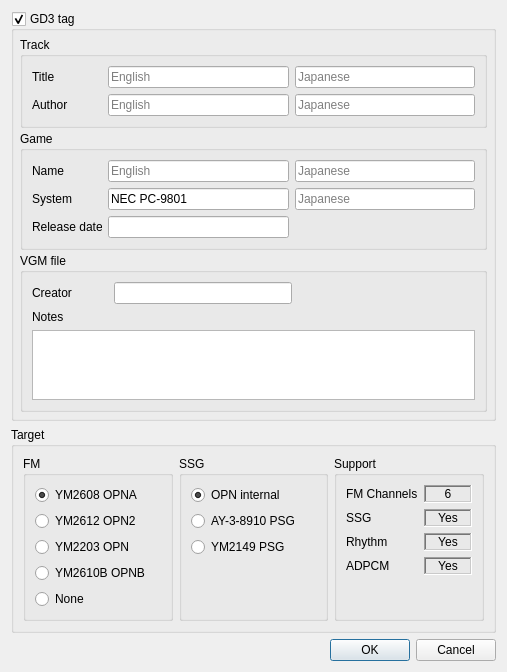
Qt form BambooTracker/gui/vgm_export_settings_dialog.ui (BambooTracker/BambooTracker) before a commit.
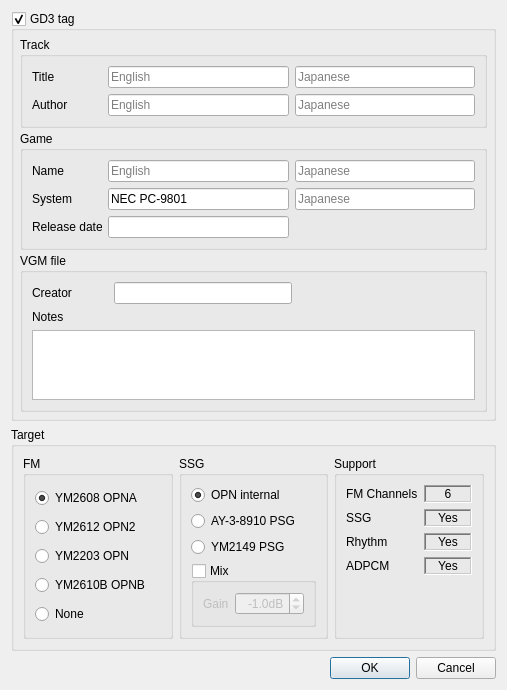
The same form after that commit.

Commit message: Add VGM export level configuration

Diff of the .ui file:
```diff
--- a/BambooTracker/gui/vgm_export_settings_dialog.ui
+++ b/BambooTracker/gui/vgm_export_settings_dialog.ui
@@ -7,7 +7,7 @@
     <x>0</x>
     <y>0</y>
     <width>507</width>
-    <height>654</height>
+    <height>685</height>
    </rect>
   </property>
   <property name="windowTitle">
@@ -420,6 +420,53 @@
            </property>
           </widget>
          </item>
+         <item>
+          <widget class="QGroupBox" name="mixGroupBox">
+           <property name="title">
+            <string>Mix</string>
+           </property>
+           <property name="checkable">
+            <bool>true</bool>
+           </property>
+           <property name="checked">
+            <bool>false</bool>
+           </property>
+           <layout class="QFormLayout" name="formLayout_2">
+            <item row="0" column="0">
+             <widget class="QLabel" name="gainLabel">
+              <property name="text">
+               <string>Gain</string>
+              </property>
+             </widget>
+            </item>
+            <item row="0" column="1">
+             <widget class="QDoubleSpinBox" name="gainDoubleSpinBox">
+              <property name="alignment">
+               <set>Qt::AlignRight|Qt::AlignTrailing|Qt::AlignVCenter</set>
+              </property>
+              <property name="suffix">
+               <string notr="true">dB</string>
+              </property>
+              <property name="decimals">
+               <number>1</number>
+              </property>
+              <property name="minimum">
+               <double>-10.000000000000000</double>
+              </property>
+              <property name="maximum">
+               <double>10.000000000000000</double>
+              </property>
+              <property name="singleStep">
+               <double>0.100000000000000</double>
+              </property>
+              <property name="value">
+               <double>-1.000000000000000</double>
+              </property>
+             </widget>
+            </item>
+           </layout>
+          </widget>
+         </item>
          <item>
           <spacer name="verticalSpacer_2">
            <property name="orientation">
```
The commit also changes 12 other files.
